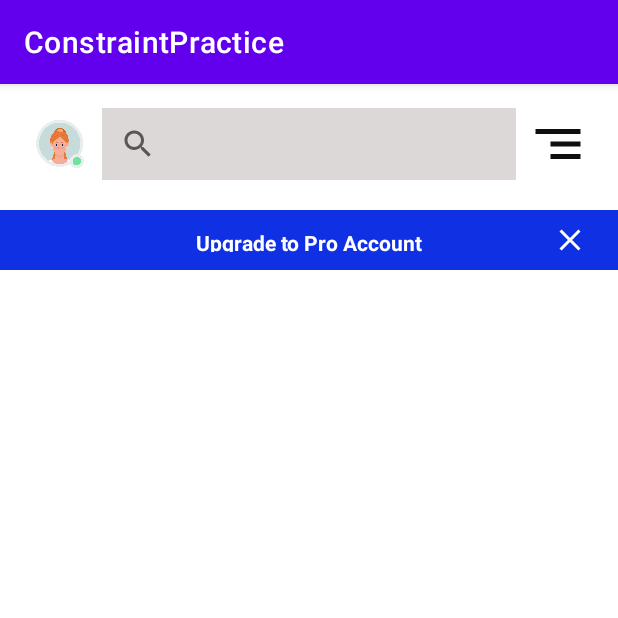
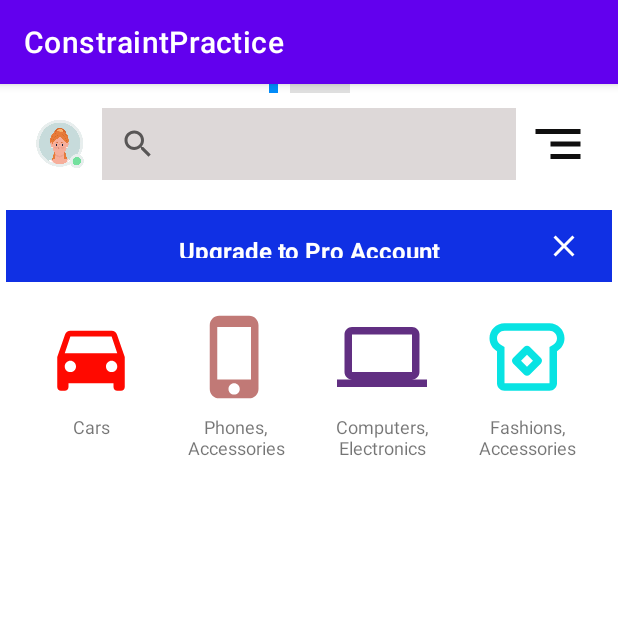
Before and after one commit to charan-teja-improve10x/ConstraintPractice, an Android app: the ShoppingActivity screen opened directly, with no data from a screen before it, on a phone screen of 412 x 824 dp, the top half of it. Run offline under Robolectric (Android 15) with nearby library versions, the phone set to English and light mode, and no system bars.

Commit message:
Implemented new activity

```diff
--- /dev/null
+++ b/app/src/main/res/drawable/baseline_computer_24.xml
@@ -0,0 +1,5 @@
+<vector android:height="52dp" android:tint="#612F82"
+    android:viewportHeight="24" android:viewportWidth="24"
+    android:width="52dp" xmlns:android="http://schemas.android.com/apk/res/android">
+    <path android:fillColor="@android:color/white" android:pathData="M20,18c1.1,0 1.99,-0.9 1.99,-2L22,6c0,-1.1 -0.9,-2 -2,-2H4c-1.1,0 -2,0.9 -2,2v10c0,1.1 0.9,2 2,2H0v2h24v-2h-4zM4,6h16v10H4V6z"/>
+</vector>
--- /dev/null
+++ b/app/src/main/res/drawable/baseline_directions_car_24.xml
@@ -0,0 +1,5 @@
+<vector android:height="52dp" android:tint="#FF0900"
+    android:viewportHeight="24" android:viewportWidth="24"
+    android:width="52dp" xmlns:android="http://schemas.android.com/apk/res/android">
+    <path android:fillColor="@android:color/white" android:pathData="M18.92,6.01C18.72,5.42 18.16,5 17.5,5h-11c-0.66,0 -1.21,0.42 -1.42,1.01L3,12v8c0,0.55 0.45,1 1,1h1c0.55,0 1,-0.45 1,-1v-1h12v1c0,0.55 0.45,1 1,1h1c0.55,0 1,-0.45 1,-1v-8l-2.08,-5.99zM6.5,16c-0.83,0 -1.5,-0.67 -1.5,-1.5S5.67,13 6.5,13s1.5,0.67 1.5,1.5S7.33,16 6.5,16zM17.5,16c-0.83,0 -1.5,-0.67 -1.5,-1.5s0.67,-1.5 1.5,-1.5 1.5,0.67 1.5,1.5 -0.67,1.5 -1.5,1.5zM5,11l1.5,-4.5h11L19,11L5,11z"/>
+</vector>
--- /dev/null
+++ b/app/src/main/res/drawable/baseline_phone_iphone_24.xml
@@ -0,0 +1,5 @@
+<vector android:height="52dp" android:tint="#C17976"
+    android:viewportHeight="24" android:viewportWidth="24"
+    android:width="52dp" xmlns:android="http://schemas.android.com/apk/res/android">
+    <path android:fillColor="@android:color/white" android:pathData="M15.5,1h-8C6.12,1 5,2.12 5,3.5v17C5,21.88 6.12,23 7.5,23h8c1.38,0 2.5,-1.12 2.5,-2.5v-17C18,2.12 16.88,1 15.5,1zM11.5,22c-0.83,0 -1.5,-0.67 -1.5,-1.5s0.67,-1.5 1.5,-1.5 1.5,0.67 1.5,1.5 -0.67,1.5 -1.5,1.5zM16,18L7,18L7,4h9v14z"/>
+</vector>
--- /dev/null
+++ b/app/src/main/res/drawable/outline_breakfast_dining_24.xml
@@ -0,0 +1,6 @@
+<vector android:height="52dp" android:tint="#08E3E3"
+    android:viewportHeight="24" android:viewportWidth="24"
+    android:width="52dp" xmlns:android="http://schemas.android.com/apk/res/android">
+    <path android:fillColor="@android:color/white" android:pathData="M18,3H6C3.79,3 2,4.79 2,7c0,1.48 0.81,2.75 2,3.45V19c0,1.1 0.9,2 2,2h12c1.1,0 2,-0.9 2,-2v-8.55c1.19,-0.69 2,-1.97 2,-3.45C22,4.79 20.21,3 18,3zM19,8.72L18,9.3V19H6V9.31L5.01,8.73C4.38,8.35 4,7.71 4,7c0,-1.1 0.9,-2 2,-2h12c1.1,0 2,0.9 2,2C20,7.71 19.62,8.36 19,8.72z"/>
+    <path android:fillColor="@android:color/white" android:pathData="M12.71,9.29C12.51,9.1 12.26,9 12,9s-0.51,0.1 -0.71,0.29l-3,3c-0.39,0.39 -0.39,1.02 0,1.41l3,3C11.49,16.9 11.74,17 12,17s0.51,-0.1 0.71,-0.29l3,-3c0.39,-0.39 0.39,-1.02 0,-1.41L12.71,9.29zM12,14.58L10.41,13L12,11.41L13.59,13L12,14.58z"/>
+</vector>
--- a/app/src/main/res/layout/activity_shopping.xml
+++ b/app/src/main/res/layout/activity_shopping.xml
@@ -4,15 +4,16 @@
     xmlns:tools="http://schemas.android.com/tools"
     android:layout_width="match_parent"
     android:layout_height="match_parent"
-    tools:context=".ShoppingActivity" >
+    app:layout_constraintGuide_end="12dp"
+    tools:context=".ShoppingActivity">
 
     <ImageView
         android:id="@+id/imageView7"
         android:layout_width="40dp"
         android:layout_height="40dp"
-        android:layout_marginStart="20dp"
+        android:layout_marginStart="16dp"
         android:layout_marginTop="20dp"
-        app:layout_constraintStart_toStartOf="parent"
+        app:layout_constraintStart_toStartOf="@+id/guideline4"
         app:layout_constraintTop_toTopOf="parent"
         app:srcCompat="@drawable/img_1" />
 
@@ -20,13 +21,13 @@
         android:id="@+id/imageView16"
         android:layout_width="wrap_content"
         android:layout_height="wrap_content"
-        android:layout_marginEnd="20dp"
+        android:layout_marginEnd="16dp"
         app:layout_constraintBottom_toBottomOf="@+id/imageView7"
-        app:layout_constraintEnd_toEndOf="parent"
+        app:layout_constraintEnd_toStartOf="@+id/guideline5"
         app:layout_constraintTop_toTopOf="@+id/imageView7"
         app:srcCompat="@drawable/baseline_segment_24" />
 
-    <SearchView
+    <androidx.appcompat.widget.SearchView
         android:id="@+id/searchView2"
         android:layout_width="0dp"
         android:layout_height="wrap_content"
@@ -39,17 +40,17 @@
         app:layout_constraintStart_toEndOf="@+id/imageView7"
         app:layout_constraintTop_toTopOf="@+id/imageView7">
 
-    </SearchView>
+    </androidx.appcompat.widget.SearchView>
 
     <ImageView
         android:id="@+id/imageView18"
-        android:layout_width="match_parent"
-        android:layout_height="40dp"
+        android:layout_width="0dp"
+        android:layout_height="48dp"
         android:layout_marginTop="20dp"
         android:background="#1030E4"
         android:orientation="vertical"
-        app:layout_constraintEnd_toEndOf="parent"
-        app:layout_constraintStart_toStartOf="parent"
+        app:layout_constraintEnd_toStartOf="@+id/guideline5"
+        app:layout_constraintStart_toStartOf="@+id/guideline4"
         app:layout_constraintTop_toBottomOf="@+id/searchView2"></ImageView>
 
     <TextView
@@ -58,6 +59,7 @@
         android:layout_height="16dp"
         android:text="Upgrade to Pro Account"
         android:textColor="#FFFFFF"
+        android:textSize="16dp"
         android:textStyle="bold"
         app:layout_constraintBottom_toBottomOf="@+id/imageView18"
         app:layout_constraintEnd_toEndOf="@+id/imageView18"
@@ -74,4 +76,135 @@
         app:layout_constraintTop_toTopOf="@+id/imageView18"
         app:srcCompat="@drawable/baseline_close_24" />
 
+    <ImageView
+        android:id="@+id/imageView20"
+        android:layout_width="72dp"
+        android:layout_height="60dp"
+        android:layout_marginTop="20dp"
+        app:layout_constraintEnd_toStartOf="@+id/imageView21"
+        app:layout_constraintHorizontal_bias="0.5"
+        app:layout_constraintStart_toStartOf="parent"
+        app:layout_constraintTop_toBottomOf="@+id/imageView18"
+        app:srcCompat="@drawable/baseline_directions_car_24" />
+
+    <ImageView
+        android:id="@+id/imageView21"
+        android:layout_width="72dp"
+        android:layout_height="60dp"
+        app:layout_constraintBottom_toBottomOf="@+id/imageView20"
+        app:layout_constraintEnd_toStartOf="@+id/imageView22"
+        app:layout_constraintHorizontal_bias="0.5"
+        app:layout_constraintStart_toEndOf="@+id/imageView20"
+        app:layout_constraintTop_toTopOf="@+id/imageView20"
+        app:layout_constraintVertical_bias="0.0"
+        app:srcCompat="@drawable/baseline_phone_iphone_24" />
+
+    <ImageView
+        android:id="@+id/imageView22"
+        android:layout_width="72dp"
+        android:layout_height="60dp"
+        app:layout_constraintBottom_toBottomOf="@+id/imageView23"
+        app:layout_constraintEnd_toStartOf="@+id/imageView23"
+        app:layout_constraintHorizontal_bias="0.5"
+        app:layout_constraintStart_toEndOf="@+id/imageView21"
+        app:layout_constraintTop_toTopOf="@+id/imageView23"
+        app:srcCompat="@drawable/baseline_computer_24" />
+
+    <ImageView
+        android:id="@+id/imageView23"
+        android:layout_width="72dp"
+        android:layout_height="60dp"
+        app:layout_constraintBottom_toBottomOf="@+id/imageView21"
+        app:layout_constraintEnd_toEndOf="parent"
+        app:layout_constraintHorizontal_bias="0.5"
+        app:layout_constraintStart_toEndOf="@+id/imageView22"
+        app:layout_constraintTop_toTopOf="@+id/imageView21"
+        app:srcCompat="@drawable/outline_breakfast_dining_24" />
+
+    <TextView
+        android:id="@+id/textView23"
+        android:layout_width="wrap_content"
+        android:layout_height="wrap_content"
+        android:layout_marginTop="8dp"
+        android:gravity="center_horizontal"
+        android:text="Cars"
+        android:textSize="12dp"
+        app:layout_constraintEnd_toEndOf="@+id/imageView20"
+        app:layout_constraintStart_toStartOf="@+id/imageView20"
+        app:layout_constraintTop_toBottomOf="@+id/imageView20" />
+
+    <TextView
+        android:id="@+id/textView24"
+        android:layout_width="0dp"
+        android:layout_height="wrap_content"
+        android:gravity="center_horizontal"
+        android:text="Phones,\nAccessories"
+        android:textSize="12dp"
+        app:layout_constraintEnd_toEndOf="@+id/imageView21"
+        app:layout_constraintStart_toStartOf="@+id/imageView21"
+        app:layout_constraintTop_toTopOf="@+id/textView23" />
+
+    <TextView
+        android:id="@+id/textView25"
+        android:layout_width="0dp"
+        android:layout_height="wrap_content"
+        android:gravity="center_horizontal"
+        android:text="Computers,\nElectronics"
+        android:textSize="12dp"
+        app:layout_constraintEnd_toEndOf="@+id/imageView22"
+        app:layout_constraintHorizontal_bias="0.5"
+        app:layout_constraintStart_toEndOf="@+id/textView24"
+        app:layout_constraintStart_toStartOf="@+id/imageView22"
+        app:layout_constraintTop_toTopOf="@+id/textView23" />
+
+    <TextView
+        android:id="@+id/textView26"
+        android:layout_width="0dp"
+        android:layout_height="wrap_content"
+        android:gravity="center_horizontal"
+        android:text="Fashions,\nAccessories"
+        android:textSize="12dp"
+        app:layout_constraintEnd_toEndOf="@+id/imageView23"
+        app:layout_constraintHorizontal_bias="0.5"
+        app:layout_constraintStart_toEndOf="@+id/textView25"
+        app:layout_constraintStart_toStartOf="@+id/imageView23"
+        app:layout_constraintTop_toTopOf="@+id/textView23" />
+
+    <androidx.constraintlayout.widget.Guideline
+        android:id="@+id/guideline4"
+        android:layout_width="wrap_content"
+        android:layout_height="wrap_content"
+        android:orientation="vertical"
+        app:layout_constraintGuide_begin="4dp" />
+
+    <androidx.constraintlayout.widget.Guideline
+        android:id="@+id/guideline5"
+        android:layout_width="wrap_content"
+        android:layout_height="wrap_content"
+        android:orientation="vertical"
+        app:layout_constraintGuide_end="4dp" />
+
+    <View
+        android:id="@+id/divider3"
+        android:layout_width="40dp"
+        android:layout_height="6dp"
+        android:layout_marginStart="8dp"
+        android:background="?android:attr/listDivider"
+        app:layout_constraintEnd_toStartOf="@+id/guideline5"
+        app:layout_constraintHorizontal_bias="0.5"
+        app:layout_constraintStart_toEndOf="@+id/divider4"
+        tools:layout_editor_absoluteY="272dp" />
+
+    <View
+        android:id="@+id/divider4"
+        android:layout_width="6dp"
+        android:layout_height="6dp"
+        android:background="@color/purple_500"
+        android:backgroundTint="#028CFA"
+        app:layout_constraintEnd_toStartOf="@+id/divider3"
+        app:layout_constraintHorizontal_bias="0.5"
+        app:layout_constraintHorizontal_chainStyle="packed"
+        app:layout_constraintStart_toStartOf="@+id/guideline4"
+        tools:layout_editor_absoluteY="272dp" />
+
 </androidx.constraintlayout.widget.ConstraintLayout>
```
